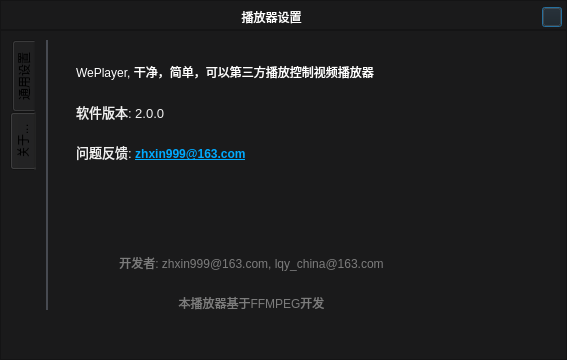
This is dlgoption.ui in zhxin999/weplayer as Qt 5 draws it before an edit. The edited form follows.
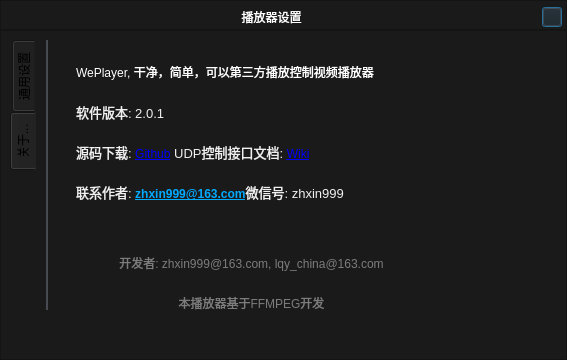
This is the edited form. Icons and pictures are not drawn.

Commit message: 增加联系信息及文档联系地址

```diff
--- a/dlgoption.ui
+++ b/dlgoption.ui
@@ -266,7 +266,7 @@
              <string notr="true"/>
             </property>
             <property name="text">
-             <string>&lt;html&gt;&lt;head/&gt;&lt;body&gt;&lt;p&gt;&lt;span style=&quot; font-size:10pt; color:#f0f0f0;&quot;&gt;问题反馈: &lt;/span&gt;&lt;a href=&quot;zhxin999@163.com&quot;&gt;&lt;span style=&quot; font-weight:600; text-decoration: underline; color:#00aaff;&quot;&gt;zhxin999@163.com&lt;/span&gt;&lt;/a&gt;&lt;/p&gt;&lt;/body&gt;&lt;/html&gt;</string>
+             <string>&lt;html&gt;&lt;head/&gt;&lt;body&gt;&lt;p&gt;&lt;span style=&quot; font-size:10pt; color:#f0f0f0;&quot;&gt;源码下载: &lt;/span&gt;&lt;a href=&quot;https://github.com/zhxin999/weplayer&quot;&gt;&lt;span style=&quot; text-decoration: underline; color:#0000ff;&quot;&gt;Github&lt;/span&gt;&lt;/a&gt;&lt;span style=&quot; font-size:10pt; color:#f0f0f0;&quot;&gt;  UDP控制接口文档: &lt;/span&gt;&lt;a href=&quot;https://github.com/zhxin999/weplayer/wiki/UDP%E6%8E%A5%E5%8F%A3%E8%AF%B4%E6%98%8E%E6%96%87%E6%A1%A3&quot;&gt;&lt;span style=&quot; text-decoration: underline; color:#0000ff;&quot;&gt;Wiki&lt;/span&gt;&lt;/a&gt;&lt;/p&gt;&lt;/body&gt;&lt;/html&gt;</string>
             </property>
            </widget>
            <widget class="QLabel" name="label_3">
@@ -282,7 +282,7 @@
              <string notr="true"/>
             </property>
             <property name="text">
-             <string>&lt;html&gt;&lt;head/&gt;&lt;body&gt;&lt;p&gt;&lt;span style=&quot; font-size:10pt; color:#f0f0f0;&quot;&gt;软件版本: 2.0.0 &lt;/span&gt;&lt;/p&gt;&lt;/body&gt;&lt;/html&gt;</string>
+             <string>&lt;html&gt;&lt;head/&gt;&lt;body&gt;&lt;p&gt;&lt;span style=&quot; font-size:10pt; color:#f0f0f0;&quot;&gt;软件版本: 2.0.1 &lt;/span&gt;&lt;/p&gt;&lt;/body&gt;&lt;/html&gt;</string>
             </property>
            </widget>
            <widget class="QLabel" name="lblCopyRight">
@@ -361,7 +361,23 @@
              <string>&lt;html&gt;&lt;head/&gt;&lt;body&gt;&lt;p&gt;&lt;span style=&quot; color:#ffffff;&quot;&gt;WePlayer, 干净，简单，可以第三方播放控制视频播放器&lt;/span&gt;&lt;/p&gt;&lt;/body&gt;&lt;/html&gt;</string>
             </property>
            </widget>
-           <zorder>label_2</zorder>
+           <widget class="QLabel" name="label_7">
+            <property name="geometry">
+             <rect>
+              <x>40</x>
+              <y>140</y>
+              <width>391</width>
+              <height>24</height>
+             </rect>
+            </property>
+            <property name="styleSheet">
+             <string notr="true"/>
+            </property>
+            <property name="text">
+             <string>&lt;html&gt;&lt;head/&gt;&lt;body&gt;&lt;p&gt;&lt;span style=&quot; font-size:10pt; color:#f0f0f0;&quot;&gt;联系作者: &lt;/span&gt;&lt;a href=&quot;zhxin999@163.com&quot;&gt;&lt;span style=&quot; font-weight:600; text-decoration: underline; color:#00aaff;&quot;&gt;zhxin999@163.com&lt;/span&gt;&lt;/a&gt;&lt;span style=&quot; font-size:10pt; color:#f0f0f0;&quot;&gt;微信号: zhxin999&lt;/span&gt;&lt;/p&gt;&lt;/body&gt;&lt;/html&gt;</string>
+            </property>
+           </widget>
+           <zorder>lblSourceCode</zorder>
            <zorder>label_3</zorder>
            <zorder>lblCopyRight</zorder>
            <zorder>lblCopyRight_2</zorder>
```
Left out of the diff: 3 changed lines with no effect on the pictures. The commit also changes 2 other files.
